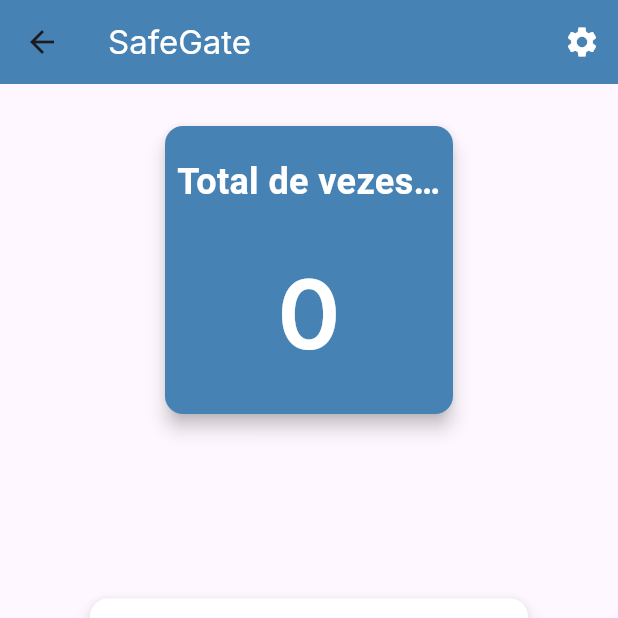
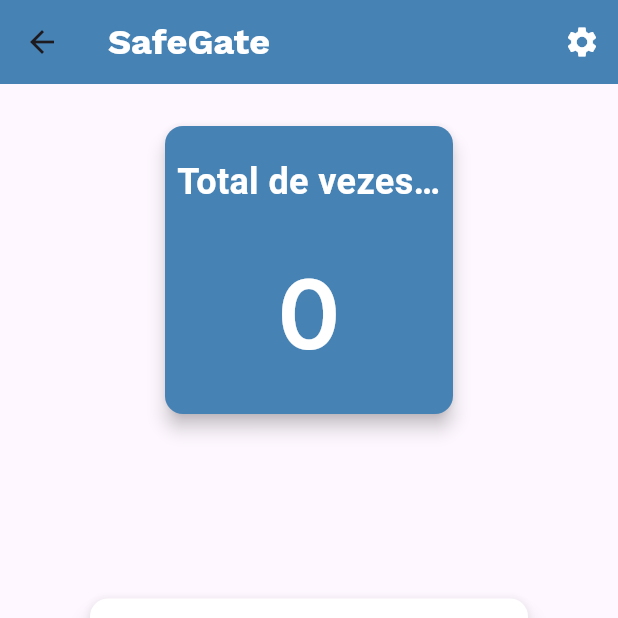
Before and after one commit to gusmariz/Projeto-Safe-Gate, a Flutter app: the MyHomePage screen opened by its route, on a phone screen of 412 x 824 dp, the top half of it. Run offline on Flutter 3.47's test engine with Material 3 defaults, Android fonts, the phone set to English and light mode, and no system bars; our stand-ins replace google_fonts.

Commit message:
Troquei o título do appBar

```diff
--- a/lib/main.dart
+++ b/lib/main.dart
@@ -63,7 +63,14 @@
     return Scaffold(
       appBar: AppBar(
         backgroundColor: Theme.of(context).primaryColor,
-        title: Text('SafeGate', style: GoogleFonts.inter(color: Colors.white)),
+        title: Text(
+          'SafeGate',
+          style: GoogleFonts.workSans(
+            color: Colors.white,
+            fontSize: 24,
+            fontWeight: FontWeight.bold,
+          ),
+        ),
         actions: [
           Builder(
             builder: (context) => IconButton(
```
